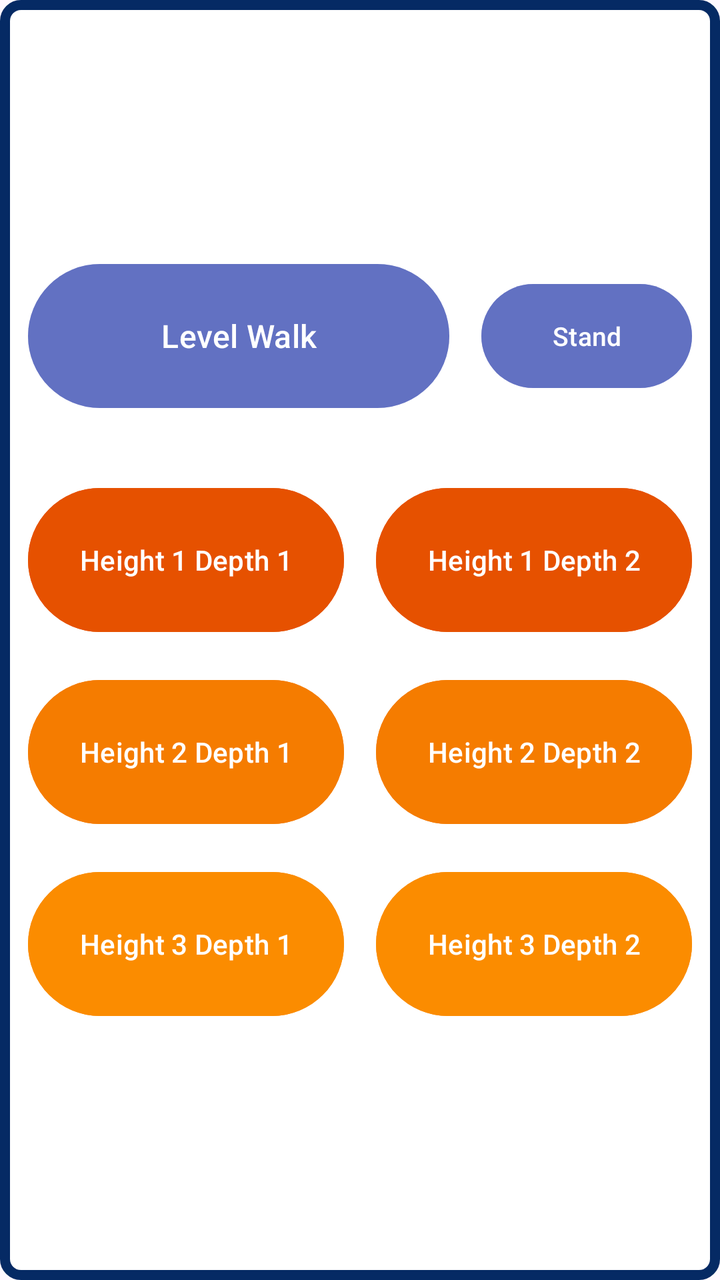
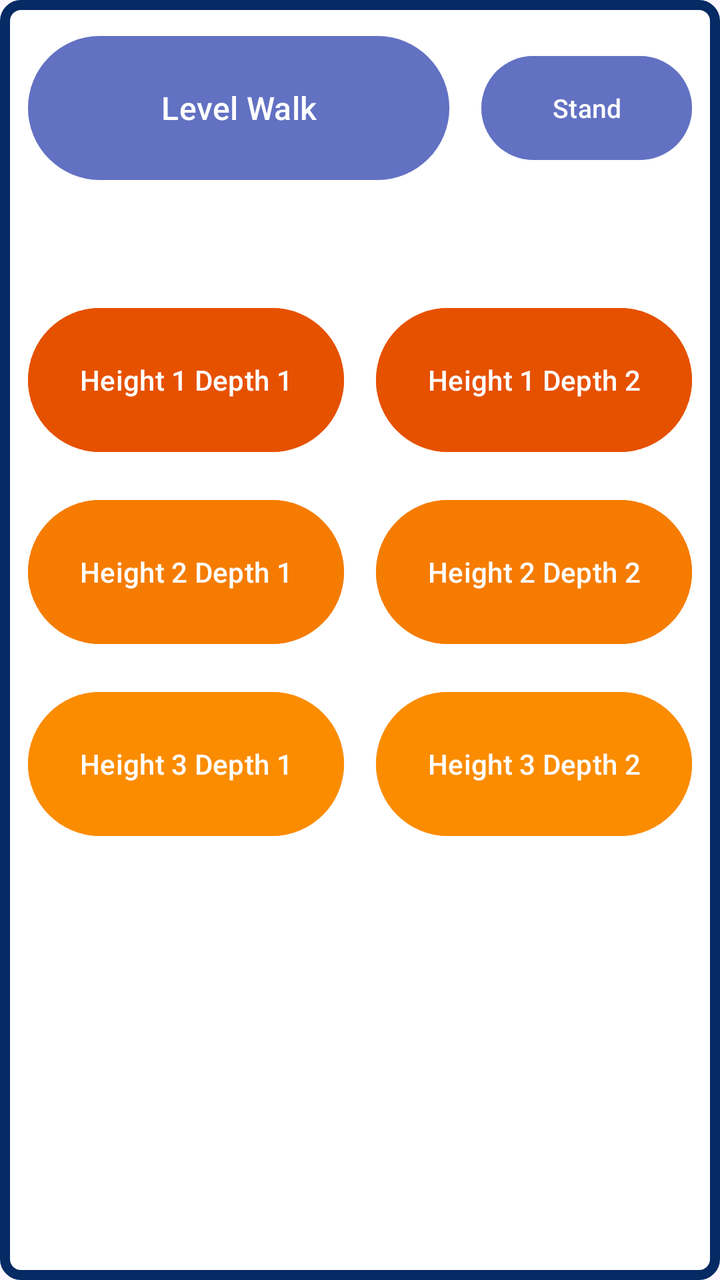

An Android layout rendered at two revisions. The XML below is the earlier revision; the diff shows what the commit changed to produce the second picture.
<!-- AndroidManifest.xml: application theme Theme.EhsanMovella -->
<!-- res/layout/item_label_page1.xml -->
<?xml version="1.0" encoding="utf-8"?>
<LinearLayout xmlns:android="http://schemas.android.com/apk/res/android"
    android:layout_width="match_parent"
    android:layout_height="match_parent"
    android:orientation="vertical"
    android:gravity="center"
    android:background="@drawable/log_border"
    android:layout_marginLeft="18dp"
    android:layout_marginRight="18dp"
    android:layout_marginTop="12dp"
    android:layout_marginBottom="12dp"
    android:padding="14dp">

    
    <LinearLayout
        android:layout_width="match_parent"
        android:layout_height="wrap_content"
        android:orientation="horizontal"
        android:gravity="center_vertical"
        android:layout_marginBottom="32dp">

        <Button
            android:id="@+id/labelButton2"
            android:layout_width="0dp"
            android:layout_weight="2"
            android:layout_height="80dp"
            android:layout_marginEnd="8dp"
            android:backgroundTint="#903F51B5"
            android:text="Level Walk"
            android:textSize="16sp"/>

        <Button
            android:id="@+id/labelButton1"
            android:layout_width="0dp"
            android:layout_weight="1"
            android:layout_height="60dp"
            android:layout_marginStart="8dp"
            android:backgroundTint="#903F51B5"
            android:text="Stand"
            android:textSize="13sp"/>
    </LinearLayout>

    
    <LinearLayout
        android:layout_width="match_parent"
        android:layout_height="wrap_content"
        android:orientation="horizontal"
        android:layout_marginBottom="16dp">

        <Button
            android:id="@+id/labelButton7"
            android:layout_width="0dp"
            android:layout_weight="1"
            android:layout_height="80dp"
            android:layout_marginEnd="8dp"
            android:backgroundTint="#E65100"
            android:text="Height 1 Depth 1"
            android:textSize="14sp"/>

        <Button
            android:id="@+id/labelButton8"
            android:layout_width="0dp"
            android:layout_weight="1"
            android:layout_height="80dp"
            android:layout_marginStart="8dp"
            android:backgroundTint="#E65100"
            android:text="Height 1 Depth 2"
            android:textSize="14sp"/>
    </LinearLayout>

    
    <LinearLayout
        android:layout_width="match_parent"
        android:layout_height="wrap_content"
        android:orientation="horizontal"
        android:layout_marginBottom="16dp">

        <Button
            android:id="@+id/labelButton9"
            android:layout_width="0dp"
            android:layout_weight="1"
            android:layout_height="80dp"
            android:layout_marginEnd="8dp"
            android:backgroundTint="#F57C00"
            android:text="Height 2 Depth 1"
            android:textSize="14sp"/>

        <Button
            android:id="@+id/labelButton10"
            android:layout_width="0dp"
            android:layout_weight="1"
            android:layout_height="80dp"
            android:layout_marginStart="8dp"
            android:backgroundTint="#F57C00"
            android:text="Height 2 Depth 2"
            android:textSize="14sp"/>
    </LinearLayout>

    
    <LinearLayout
        android:layout_width="match_parent"
        android:layout_height="wrap_content"
        android:orientation="horizontal">

        <Button
            android:id="@+id/labelButton11"
            android:layout_width="0dp"
            android:layout_weight="1"
            android:layout_height="80dp"
            android:layout_marginEnd="8dp"
            android:backgroundTint="#FB8C00"
            android:text="Height 3 Depth 1"
            android:textSize="14sp"/>

        <Button
            android:id="@+id/labelButton12"
            android:layout_width="0dp"
            android:layout_weight="1"
            android:layout_height="80dp"
            android:layout_marginStart="8dp"
            android:backgroundTint="#FB8C00"
            android:text="Height 3 Depth 2"
            android:textSize="14sp"/>
    </LinearLayout>

</LinearLayout>
<!-- resources referenced by this layout -->
<resources>
  <!-- drawable log_border (drawable) -->
  <?xml version="1.0" encoding="utf-8"?>
  <shape xmlns:android="http://schemas.android.com/apk/res/android"
      android:shape="rectangle">
      <solid android:color="#FFFFFF"/>
      <stroke
          android:width="5dp"
          android:color="#052A64"/>
      <corners android:radius="8dp"/>
  </shape>
  <style name="Theme.EhsanMovella" parent="Base.Theme.EhsanMovella" />
  <style name="Base.Theme.EhsanMovella" parent="Theme.Material3.DayNight.NoActionBar">
          
          
          <item name="android:statusBarColor">#052A64</item>
      </style>
</resources>

<!-- the commit's change to res/layout/item_label_page1.xml (unified diff, before → after) -->
@@ -3,7 +3,7 @@
     android:layout_width="match_parent"
     android:layout_height="match_parent"
     android:orientation="vertical"
-    android:gravity="center"
+    android:gravity="center_horizontal"
     android:background="@drawable/log_border"
     android:layout_marginLeft="18dp"
     android:layout_marginRight="18dp"
@@ -17,7 +17,7 @@
         android:layout_height="wrap_content"
         android:orientation="horizontal"
         android:gravity="center_vertical"
-        android:layout_marginBottom="32dp">
+        android:layout_marginBottom="56dp">
 
         <Button
             android:id="@+id/labelButton2"
